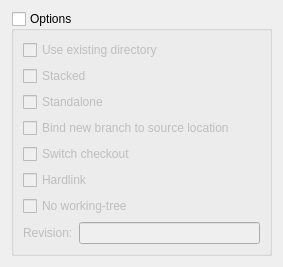
qt-creator/qt-creator, file src/plugins/bazaar/cloneoptionspanel.ui: the form before one commit.
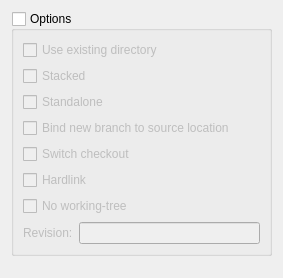
The form after the commit.

```diff
--- a/src/plugins/bazaar/cloneoptionspanel.ui
+++ b/src/plugins/bazaar/cloneoptionspanel.ui
@@ -7,7 +7,7 @@
     <x>0</x>
     <y>0</y>
     <width>283</width>
-    <height>255</height>
+    <height>278</height>
    </rect>
   </property>
   <property name="windowTitle">
```
Left out of the diff: 4 changed lines with no effect on the pictures.
